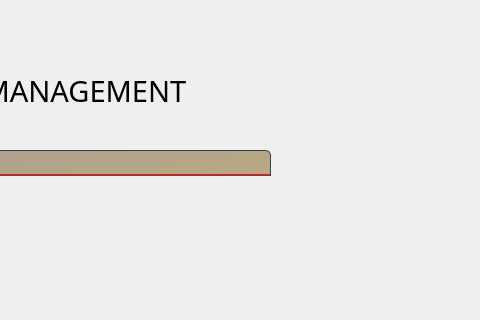
Above: app/UI/main_user.ui from omegaBionic/maderation_front before the change; both pictures show x 320 to 800 and y 0 to 320 of the 800 by 600 pixel window. Below: the same form after it.
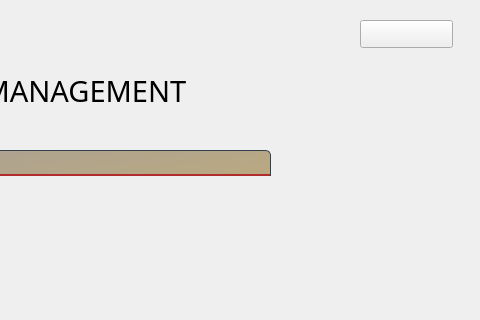
That is the form after the change. Icons and pictures are not drawn.

Commit message: add exit button everywhere

Diff of the .ui file:
```diff
--- a/app/UI/main_user.ui
+++ b/app/UI/main_user.ui
@@ -160,6 +160,34 @@
      </widget>
     </widget>
    </widget>
+   <widget class="QPushButton" name="pushButton_power">
+    <property name="geometry">
+     <rect>
+      <x>680</x>
+      <y>20</y>
+      <width>93</width>
+      <height>28</height>
+     </rect>
+    </property>
+    <property name="styleSheet">
+     <string notr="true">QPushButton {
+	border-image: url(:/pictures/img/powerOff.png);
+}
+
+QPushButton::hover {
+	border-image: url(:/pictures/img/powerOff_hover.png);
+
+}
+
+QPushButton::pressed {
+	border-image: url(:/pictures/img/powerOff_pressed.png);
+
+}</string>
+    </property>
+    <property name="text">
+     <string/>
+    </property>
+   </widget>
   </widget>
  </widget>
  <resources/>
```
The commit also changes 27 other files.
